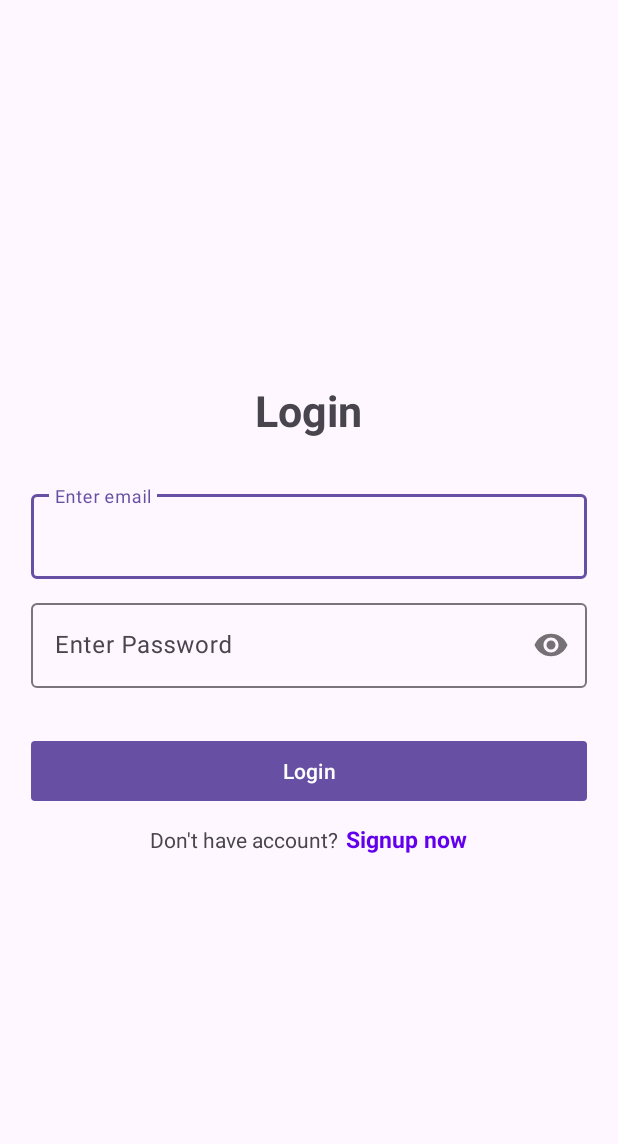
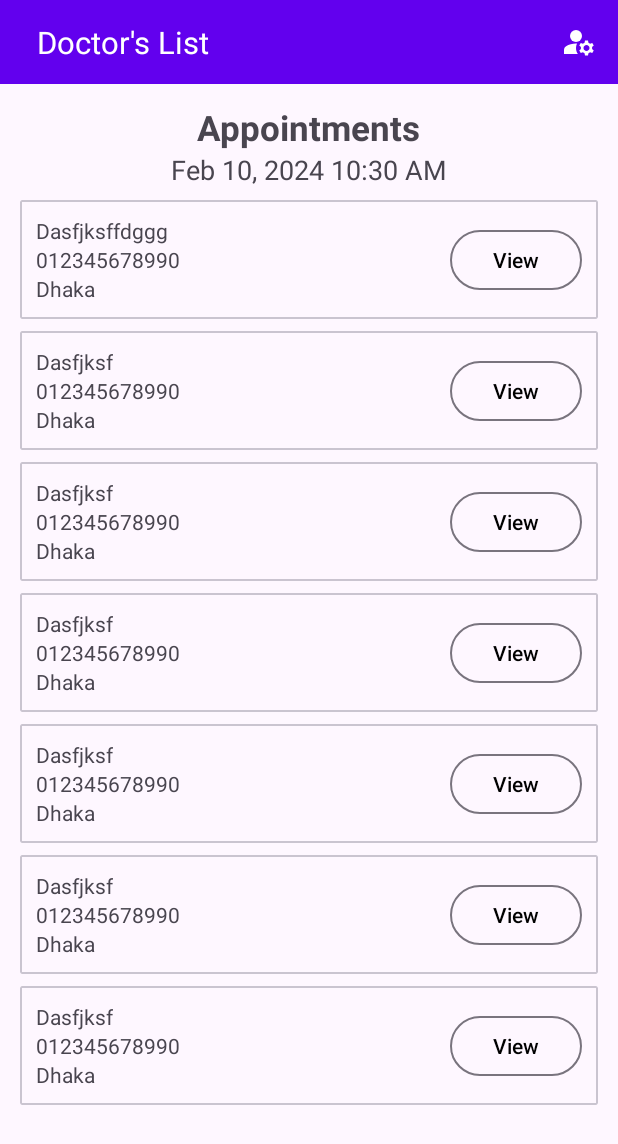
Before and after one commit to SudiptaAChy/doctor-appoinment-android, an Android app: the screen it shows after launch (MainActivity before the commit, DashboardActivity after it), after a tap on "Login", on a phone screen of 412 x 824 dp. Shown: the top 1144 px of the screen. Run offline under Robolectric (Android 15) with nearby library versions, the phone set to English and light mode, and no system bars; our stand-ins replace sdp/ssp sizes.

Commit message:
added dashboard screens

```diff
--- a/app/src/main/AndroidManifest.xml
+++ b/app/src/main/AndroidManifest.xml
@@ -15,6 +15,10 @@
         android:theme="@style/Theme.DoctorsAppointment"
         tools:targetApi="31">
         <activity
+            android:name=".dashBoard.DashboardActivity"
+            android:exported="false"
+            android:screenOrientation="portrait"/>
+        <activity
             android:name=".splash.SplashScreen"
             android:exported="true"
             android:screenOrientation="portrait">
@@ -24,7 +28,6 @@
                 <category android:name="android.intent.category.LAUNCHER" />
             </intent-filter>
         </activity>
-
         <activity
             android:name=".MainActivity"
             android:exported="false"
--- /dev/null
+++ b/app/src/main/java/com/example/doctorsappointment/dashBoard/DashboardActivity.kt
@@ -0,0 +1,42 @@
+package com.example.doctorsappointment.dashBoard
+
+import androidx.appcompat.app.AppCompatActivity
+import android.os.Bundle
+import android.view.View
+import androidx.navigation.fragment.NavHostFragment
+import com.example.doctorsappointment.R
+import com.example.doctorsappointment.databinding.ActivityDashboardBinding
+
+class DashboardActivity : AppCompatActivity() {
+    private var _binding: ActivityDashboardBinding? = null
+    private val binding get() = _binding!!
+
+    override fun onCreate(savedInstanceState: Bundle?) {
+        super.onCreate(savedInstanceState)
+        _binding = ActivityDashboardBinding.inflate(layoutInflater)
+        setContentView(binding.root)
+
+        binding.ivBack.setOnClickListener {
+            val navHostFragment = supportFragmentManager.findFragmentById(R.id.dashboard_nav_graph) as NavHostFragment
+            val navController = navHostFragment.navController
+            navController.navigateUp()
+        }
+    }
+
+    fun setAppBarTitle(title: String) {
+        binding.appBarTitle.text = title
+    }
+
+    fun hideBackButton() {
+        binding.ivBack.visibility = View.GONE
+    }
+
+    fun showBackButton() {
+        binding.ivBack.visibility = View.VISIBLE
+    }
+
+    override fun onDestroy() {
+        super.onDestroy()
+        _binding = null
+    }
+}
--- /dev/null
+++ b/app/src/main/java/com/example/doctorsappointment/dashBoard/doctorsList/DoctorAdapter.kt
@@ -0,0 +1,36 @@
+package com.example.doctorsappointment.dashBoard.doctorsList
+
+import android.view.LayoutInflater
+import android.view.View
+import android.view.ViewGroup
+import android.widget.Button
+import android.widget.TextView
+import androidx.recyclerview.widget.RecyclerView
+import com.example.doctorsappointment.R
+
+class DoctorAdapter(
+    private val doctors: List<DoctorModel>,
+    private val onItemClick: (position: Int) -> Unit,
+): RecyclerView.Adapter<DoctorAdapter.DoctorViewHolder>() {
+    class DoctorViewHolder(itemView: View):RecyclerView.ViewHolder(itemView) {
+        val name: TextView = itemView.findViewById(R.id.name)
+        val phone: TextView = itemView.findViewById(R.id.phone)
+        val address: TextView = itemView.findViewById(R.id.address)
+        val btnSchedule: Button = itemView.findViewById(R.id.btnSchedule)
+    }
+
+    override fun onCreateViewHolder(parent: ViewGroup, viewType: Int): DoctorViewHolder {
+        val viewLayout = LayoutInflater.from(parent.context).inflate(R.layout.doctors_list_item, parent, false)
+        return DoctorViewHolder(viewLayout)
+    }
+
+    override fun getItemCount(): Int = doctors.size
+
+    override fun onBindViewHolder(holder: DoctorViewHolder, position: Int) {
+        val doctor = doctors[position]
+        holder.name.text = doctor.name
+        holder.phone.text = doctor.phone
+        holder.address.text = doctor.address
+        holder.btnSchedule.setOnClickListener { onItemClick(position) }
+    }
+}
--- /dev/null
+++ b/app/src/main/java/com/example/doctorsappointment/dashBoard/doctorsList/DoctorModel.kt
@@ -0,0 +1,7 @@
+package com.example.doctorsappointment.dashBoard.doctorsList
+
+data class DoctorModel(
+    val name: String? = null,
+    val phone: String? = null,
+    val address: String? = null,
+)
--- /dev/null
+++ b/app/src/main/java/com/example/doctorsappointment/dashBoard/doctorsList/DoctorsListFragment.kt
@@ -0,0 +1,66 @@
+package com.example.doctorsappointment.dashBoard.doctorsList
+
+import android.os.Build
+import android.os.Bundle
+import androidx.fragment.app.Fragment
+import android.view.LayoutInflater
+import android.view.View
+import android.view.ViewGroup
+import androidx.annotation.RequiresApi
+import androidx.navigation.fragment.findNavController
+import com.example.doctorsappointment.R
+import com.example.doctorsappointment.dashBoard.DashboardActivity
+import com.example.doctorsappointment.databinding.FragmentDoctorsListBinding
+import java.time.LocalDateTime
+import java.time.format.DateTimeFormatter
+import java.util.Locale
+
+@RequiresApi(Build.VERSION_CODES.O)
+class DoctorsListFragment : Fragment() {
+    private var _binding: FragmentDoctorsListBinding? = null
+    private val binding get() = _binding!!
+
+    override fun onCreateView(
+        inflater: LayoutInflater, container: ViewGroup?,
+        savedInstanceState: Bundle?
+    ): View {
+        _binding = FragmentDoctorsListBinding.inflate(inflater, container, false)
+        return binding.root
+    }
+
+    override fun onViewCreated(view: View, savedInstanceState: Bundle?) {
+        super.onViewCreated(view, savedInstanceState)
+        initView()
+        initAdapter()
+    }
+
+    private fun initAdapter() {
+        val doctors = listOf(
+            DoctorModel(name = "Dasfjksffdggg", phone = "012345678990", address = "Dhaka"),
+            DoctorModel(name = "Dasfjksf", phone = "012345678990", address = "Dhaka"),
+            DoctorModel(name = "Dasfjksf", phone = "012345678990", address = "Dhaka"),
+            DoctorModel(name = "Dasfjksf", phone = "012345678990", address = "Dhaka"),
+            DoctorModel(name = "Dasfjksf", phone = "012345678990", address = "Dhaka"),
+            DoctorModel(name = "Dasfjksf", phone = "012345678990", address = "Dhaka"),
+            DoctorModel(name = "Dasfjksf", phone = "012345678990", address = "Dhaka"),
+        )
+        val adapter = DoctorAdapter(doctors) { position ->
+            findNavController().navigate(R.id.action_doctorsListFragment_to_appointmentListFragment)
+        }
+        binding.rvDoctors.adapter = adapter
+    }
+
+    private fun initView() {
+        (requireActivity() as DashboardActivity).setAppBarTitle("Doctor's List")
+        (requireActivity() as DashboardActivity).hideBackButton()
+
+        val currentDateTime = LocalDateTime.now()
+        val formatter = DateTimeFormatter.ofPattern("MMM d, yyyy hh:mm a", Locale.ENGLISH)
+        binding.tvDateTime.text = currentDateTime.format(formatter)
+    }
+
+    override fun onDestroyView() {
+        super.onDestroyView()
+        _binding = null
+    }
+}
--- a/app/src/main/java/com/example/doctorsappointment/login/LoginFragment.kt
+++ b/app/src/main/java/com/example/doctorsappointment/login/LoginFragment.kt
@@ -1,15 +1,15 @@
 package com.example.doctorsappointment.login
 
+import android.content.Intent
 import android.os.Bundle
 import android.view.LayoutInflater
 import android.view.View
 import android.view.ViewGroup
-import android.widget.Toast
 import androidx.fragment.app.Fragment
 import androidx.navigation.fragment.findNavController
 import com.example.doctorsappointment.R
+import com.example.doctorsappointment.dashBoard.DashboardActivity
 import com.example.doctorsappointment.databinding.FragmentLoginBinding
-import com.example.doctorsappointment.utils.Constants
 
 class LoginFragment : Fragment() {
     private var _binding: FragmentLoginBinding? = null
@@ -36,27 +36,31 @@ class LoginFragment : Fragment() {
     }
 
     private fun validateAndLogin() {
-        if (binding.etEmail.text.isNullOrBlank()) {
-            Toast.makeText(requireContext(), "Please enter your email", Toast.LENGTH_SHORT).show()
-            return
-        }
-        if (binding.etPassword.text.isNullOrBlank()) {
-            Toast.makeText(requireContext(), "Please enter your password", Toast.LENGTH_SHORT).show()
-            return
-        }
-        if (!Regex(Constants.emailRegex).matches(binding.etEmail.text!!.trim())) {
-            Toast.makeText(requireContext(), "Please enter a valid email", Toast.LENGTH_SHORT).show()
-            return
-        }
-        if (binding.etPassword.text!!.length < 4) {
-            Toast.makeText(requireContext(), "Password should be atleast length 4", Toast.LENGTH_SHORT).show()
-            return
-        }
+//        if (binding.etEmail.text.isNullOrBlank()) {
+//            Toast.makeText(requireContext(), "Please enter your email", Toast.LENGTH_SHORT).show()
+//            return
+//        }
+//        if (binding.etPassword.text.isNullOrBlank()) {
+//            Toast.makeText(requireContext(), "Please enter your password", Toast.LENGTH_SHORT).show()
+//            return
+//        }
+//        if (!Regex(Constants.emailRegex).matches(binding.etEmail.text!!.trim())) {
+//            Toast.makeText(requireContext(), "Please enter a valid email", Toast.LENGTH_SHORT).show()
+//            return
+//        }
+//        if (binding.etPassword.text!!.length < 4) {
+//            Toast.makeText(requireContext(), "Password should be atleast length 4", Toast.LENGTH_SHORT).show()
+//            return
+//        }
 
         fireBaseLogin()
     }
 
-    private fun fireBaseLogin() {}
+    private fun fireBaseLogin() {
+        val intent = Intent(requireContext(), DashboardActivity::class.java)
+        startActivity(intent)
+        requireActivity().finish()
+    }
 
     override fun onDestroyView() {
         super.onDestroyView()
--- /dev/null
+++ b/app/src/main/res/drawable/ic_arrow_back.xml
@@ -0,0 +1,5 @@
+<vector android:height="24dp" android:tint="#FFFFFF"
+    android:viewportHeight="24" android:viewportWidth="24"
+    android:width="24dp" xmlns:android="http://schemas.android.com/apk/res/android">
+    <path android:fillColor="@android:color/white" android:pathData="M17.77,3.77l-1.77,-1.77l-10,10l10,10l1.77,-1.77l-8.23,-8.23z"/>
+</vector>
--- /dev/null
+++ b/app/src/main/res/drawable/ic_manage_accounts.xml
@@ -0,0 +1,7 @@
+<vector android:height="24dp" android:tint="#FFFFFF"
+    android:viewportHeight="24" android:viewportWidth="24"
+    android:width="24dp" xmlns:android="http://schemas.android.com/apk/res/android">
+    <path android:fillColor="@android:color/white" android:pathData="M10,8m-4,0a4,4 0,1 1,8 0a4,4 0,1 1,-8 0"/>
+    <path android:fillColor="@android:color/white" android:pathData="M10.67,13.02C10.45,13.01 10.23,13 10,13c-2.42,0 -4.68,0.67 -6.61,1.82C2.51,15.34 2,16.32 2,17.35V20h9.26C10.47,18.87 10,17.49 10,16C10,14.93 10.25,13.93 10.67,13.02z"/>
+    <path android:fillColor="@android:color/white" android:pathData="M20.75,16c0,-0.22 -0.03,-0.42 -0.06,-0.63l1.14,-1.01l-1,-1.73l-1.45,0.49c-0.32,-0.27 -0.68,-0.48 -1.08,-0.63L18,11h-2l-0.3,1.49c-0.4,0.15 -0.76,0.36 -1.08,0.63l-1.45,-0.49l-1,1.73l1.14,1.01c-0.03,0.21 -0.06,0.41 -0.06,0.63s0.03,0.42 0.06,0.63l-1.14,1.01l1,1.73l1.45,-0.49c0.32,0.27 0.68,0.48 1.08,0.63L16,21h2l0.3,-1.49c0.4,-0.15 0.76,-0.36 1.08,-0.63l1.45,0.49l1,-1.73l-1.14,-1.01C20.72,16.42 20.75,16.22 20.75,16zM17,18c-1.1,0 -2,-0.9 -2,-2s0.9,-2 2,-2s2,0.9 2,2S18.1,18 17,18z"/>
+</vector>
--- /dev/null
+++ b/app/src/main/res/layout/activity_dashboard.xml
@@ -0,0 +1,58 @@
+<?xml version="1.0" encoding="utf-8"?>
+<androidx.constraintlayout.widget.ConstraintLayout xmlns:android="http://schemas.android.com/apk/res/android"
+    xmlns:app="http://schemas.android.com/apk/res-auto"
+    xmlns:tools="http://schemas.android.com/tools"
+    android:layout_width="match_parent"
+    android:layout_height="match_parent"
+    tools:context=".dashBoard.DashboardActivity">
+
+    <androidx.constraintlayout.widget.ConstraintLayout
+        android:id="@+id/appBar"
+        app:layout_constraintTop_toTopOf="parent"
+        app:layout_constraintStart_toStartOf="parent"
+        app:layout_constraintEnd_toEndOf="parent"
+        android:layout_width="match_parent"
+        android:layout_height="wrap_content"
+        android:background="@color/design_default_color_primary"
+        android:padding="@dimen/_11sdp">
+        <ImageView
+            android:id="@+id/ivBack"
+            app:layout_constraintStart_toStartOf="parent"
+            app:layout_constraintTop_toTopOf="parent"
+            app:layout_constraintBottom_toBottomOf="parent"
+            android:layout_width="wrap_content"
+            android:layout_height="wrap_content"
+            android:src="@drawable/ic_arrow_back"
+            android:contentDescription="@string/navigate_back_icon"/>
+        <TextView
+            android:id="@+id/appBarTitle"
+            app:layout_constraintTop_toTopOf="parent"
+            app:layout_constraintBottom_toBottomOf="parent"
+            app:layout_constraintStart_toEndOf="@id/ivBack"
+            android:layout_width="wrap_content"
+            android:layout_height="wrap_content"
+            android:text="@string/app_name"
+            android:layout_marginStart="@dimen/_8sdp"
+            android:textColor="@color/white"
+            android:textSize="@dimen/_16sdp"/>
+        <ImageView
+            android:id="@+id/ivProfileIcon"
+            app:layout_constraintEnd_toEndOf="parent"
+            app:layout_constraintTop_toTopOf="parent"
+            app:layout_constraintBottom_toBottomOf="parent"
+            android:layout_width="wrap_content"
+            android:layout_height="wrap_content"
+            android:src="@drawable/ic_manage_accounts"
+            android:contentDescription="@string/profile_icon"/>
+    </androidx.constraintlayout.widget.ConstraintLayout>
+
+    <androidx.fragment.app.FragmentContainerView
+        app:layout_constraintTop_toBottomOf="@id/appBar"
+        android:id="@+id/fragmentDashboardView"
+        android:name="androidx.navigation.fragment.NavHostFragment"
+        app:defaultNavHost="true"
+        android:layout_width="match_parent"
+        android:layout_height="wrap_content"
+        app:navGraph="@navigation/dashboard_nav_graph"/>
+
+</androidx.constraintlayout.widget.ConstraintLayout>
--- /dev/null
+++ b/app/src/main/res/layout/doctors_list_item.xml
@@ -0,0 +1,53 @@
+<?xml version="1.0" encoding="utf-8"?>
+<com.google.android.material.card.MaterialCardView xmlns:android="http://schemas.android.com/apk/res/android"
+    xmlns:app="http://schemas.android.com/apk/res-auto"
+    android:layout_width="match_parent"
+    android:layout_height="wrap_content"
+    android:orientation="horizontal"
+    android:layout_marginBottom="@dimen/_6sdp"
+    app:cardCornerRadius="@dimen/_1sdp"
+    app:cardElevation="0dp">
+
+    <androidx.constraintlayout.widget.ConstraintLayout
+        android:layout_width="match_parent"
+        android:layout_height="wrap_content"
+        android:padding="@dimen/_8sdp">
+
+        <TextView
+            android:id="@+id/name"
+            android:layout_width="wrap_content"
+            android:layout_height="wrap_content"
+            android:text="@string/name"
+            app:layout_constraintStart_toStartOf="parent"
+            app:layout_constraintTop_toTopOf="parent" />
+
+        <TextView
+            android:id="@+id/phone"
+            android:layout_width="wrap_content"
+            android:layout_height="wrap_content"
+            android:text="@string/phone"
+            app:layout_constraintStart_toStartOf="parent"
+            app:layout_constraintTop_toBottomOf="@id/name" />
+
+        <TextView
+            android:id="@+id/address"
+            android:layout_width="wrap_content"
+            android:layout_height="wrap_content"
+            android:text="@string/address"
+            app:layout_constraintStart_toStartOf="parent"
+            app:layout_constraintTop_toBottomOf="@id/phone" />
+
+        <Button
+            android:id="@+id/btnSchedule"
+            app:layout_constraintBottom_toBottomOf="parent"
+            app:layout_constraintEnd_toEndOf="parent"
+            app:layout_constraintTop_toTopOf="parent"
+            style="?attr/materialButtonOutlinedStyle"
+            android:layout_width="wrap_content"
+            android:layout_height="wrap_content"
+            android:text="@string/view_nschedule"
+            android:textColor="@color/black"/>
+
+    </androidx.constraintlayout.widget.ConstraintLayout>
+
+</com.google.android.material.card.MaterialCardView>
--- /dev/null
+++ b/app/src/main/res/layout/fragment_doctors_list.xml
@@ -0,0 +1,41 @@
+<?xml version="1.0" encoding="utf-8"?>
+<androidx.constraintlayout.widget.ConstraintLayout xmlns:android="http://schemas.android.com/apk/res/android"
+    xmlns:tools="http://schemas.android.com/tools"
+    android:layout_width="match_parent"
+    android:layout_height="match_parent"
+    xmlns:app="http://schemas.android.com/apk/res-auto"
+    tools:context=".dashBoard.doctorsList.DoctorsListFragment"
+    android:padding="@dimen/_10sdp">
+
+    <TextView
+        android:id="@+id/tvAppointment"
+        android:layout_width="wrap_content"
+        android:layout_height="wrap_content"
+        android:text="@string/appointments"
+        android:textSize="@dimen/_18sdp"
+        android:textStyle="bold"
+        app:layout_constraintTop_toTopOf="parent"
+        app:layout_constraintEnd_toEndOf="parent"
+        app:layout_constraintStart_toStartOf="parent" />
+
+    <TextView
+        android:id="@+id/tvDateTime"
+        android:layout_width="wrap_content"
+        android:layout_height="wrap_content"
+        android:textSize="@dimen/_14sdp"
+        app:layout_constraintEnd_toEndOf="parent"
+        app:layout_constraintStart_toStartOf="parent"
+        app:layout_constraintTop_toBottomOf="@+id/tvAppointment" />
+
+    <androidx.recyclerview.widget.RecyclerView
+        android:id="@+id/rvDoctors"
+        android:layout_width="match_parent"
+        android:layout_height="0dp"
+        app:layout_constraintTop_toBottomOf="@id/tvDateTime"
+        app:layout_constraintStart_toStartOf="parent"
+        app:layout_constraintEnd_toEndOf="parent"
+        android:paddingTop="@dimen/_6sdp"
+        android:paddingBottom="@dimen/_48sdp"
+        app:layoutManager="androidx.recyclerview.widget.LinearLayoutManager" />
+
+</androidx.constraintlayout.widget.ConstraintLayout>
--- /dev/null
+++ b/app/src/main/res/navigation/dashboard_nav_graph.xml
@@ -0,0 +1,44 @@
+<?xml version="1.0" encoding="utf-8"?>
+<navigation xmlns:android="http://schemas.android.com/apk/res/android"
+    xmlns:app="http://schemas.android.com/apk/res-auto"
+    xmlns:tools="http://schemas.android.com/tools"
+    android:id="@+id/dashboard_nav_graph"
+    app:startDestination="@id/doctorsListFragment">
+
+    <fragment
+        android:id="@+id/homeFragment"
+        android:name="com.example.doctorsappointment.dashBoard.home.HomeFragment"
+        android:label="fragment_home"
+        tools:layout="@layout/fragment_home" >
+        <action
+            android:id="@+id/action_homeFragment_to_profileFragment"
+            app:destination="@id/profileFragment" />
+    </fragment>
+    <fragment
+        android:id="@+id/profileFragment"
+        android:name="com.example.doctorsappointment.dashBoard.profile.ProfileFragment"
+        android:label="fragment_profile"
+        tools:layout="@layout/fragment_profile" >
+        <action
+            android:id="@+id/action_profileFragment_to_homeFragment"
+            app:destination="@id/homeFragment" />
+    </fragment>
+    <fragment
+        android:id="@+id/doctorsListFragment"
+        android:name="com.example.doctorsappointment.dashBoard.doctorsList.DoctorsListFragment"
+        android:label="fragment_doctors_list"
+        tools:layout="@layout/fragment_doctors_list" >
+        <action
+            android:id="@+id/action_doctorsListFragment_to_appointmentListFragment"
+            app:destination="@id/appointmentListFragment" />
+    </fragment>
+    <fragment
+        android:id="@+id/appointmentListFragment"
+        android:name="com.example.doctorsappointment.dashBoard.appointmentList.AppointmentListFragment"
+        android:label="fragment_appointment_list"
+        tools:layout="@layout/fragment_appointment_list" >
+        <action
+            android:id="@+id/action_appointmentListFragment_to_doctorsListFragment"
+            app:destination="@id/doctorsListFragment" />
+    </fragment>
+</navigation>
--- a/app/src/main/res/values/strings.xml
+++ b/app/src/main/res/values/strings.xml
@@ -12,4 +12,17 @@
     <string name="already_have_account">Already have account?</string>
     <string name="enter_name_optional">Enter Name (optional)</string>
     <string name="enter_phone_number_optional">Enter Phone Number (optional)</string>
+    <string name="select_doctor">Select doctor</string>
+    <string name="appointments">Appointments</string>
+    <string name="time">Time</string>
+    <string name="total_slot">Total Slot</string>
+    <string name="available_slot">Available Slot</string>
+    <string name="slot_status">Slot Status</string>
+    <string name="select_a_doctor_to_view_his_appointments">Select a doctor to view his appointments.</string>
+    <string name="profile_icon">profile icon</string>
+    <string name="navigate_back_icon">navigate back icon</string>
+    <string name="name">Name</string>
+    <string name="phone">Phone</string>
+    <string name="address">Address</string>
+    <string name="view_nschedule">View</string>
 </resources>
```
Also changed, not shown: app/src/main/java/com/example/doctorsappointment/dashBoard/appointmentList/AppointmentAdapter.kt (added, +36 -0 lines), app/src/main/java/com/example/doctorsappointment/dashBoard/appointmentList/AppointmentItemModel.kt (added, +8 -0 lines), app/src/main/java/com/example/doctorsappointment/dashBoard/appointmentList/AppointmentListFragment.kt (added, +52 -0 lines), app/src/main/java/com/example/doctorsappointment/dashBoard/profile/ProfileFragment.kt (added, +17 -0 lines), app/src/main/res/layout/appointment_list_item.xml (added, +55 -0 lines), app/src/main/res/layout/fragment_appointment_list.xml (added, +21 -0 lines), app/src/main/res/layout/fragment_profile.xml (added, +14 -0 lines).
